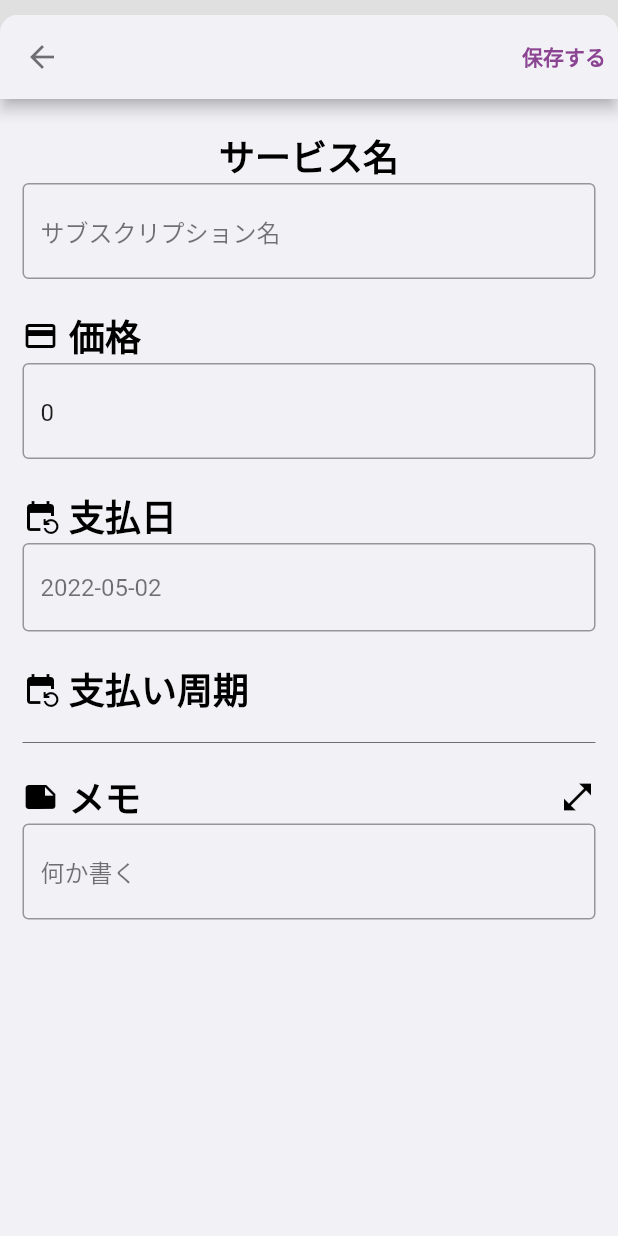
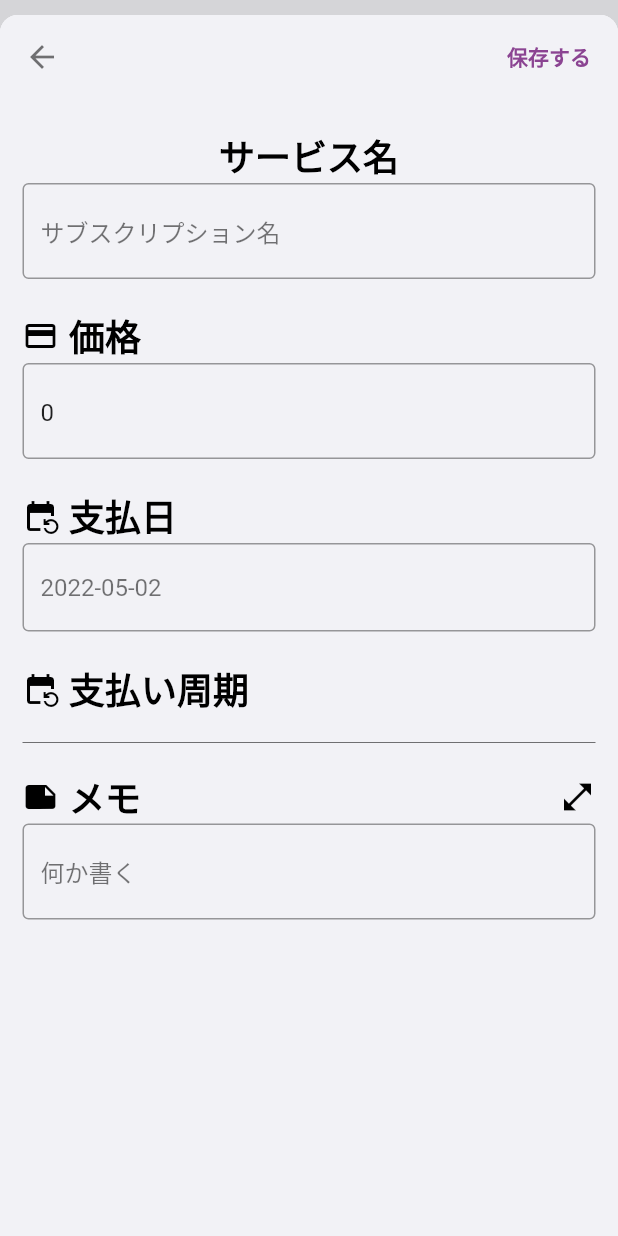
Before and after one commit to ushmz/subsuke, a Flutter app: the screen it shows after launch, after a tap on the "add" icon, on a phone screen of 412 x 824 dp. Run offline on Flutter 3.47's test engine with Material 2 defaults, Android fonts, the phone set to English and light mode, and no system bars; our stand-ins replace flutter_slidable, modal_bottom_sheet, rxdart, settings_ui, share_plus, shared_preferences and 1 more; accounts and stored records are empty.

Commit message:
:lipstick: update appearances

```diff
--- a/lib/main.dart
+++ b/lib/main.dart
@@ -33,14 +33,14 @@ class MyApp extends StatelessWidget {
           backgroundColor: Color(0xFFFFFFFF),
           scaffoldBackgroundColor: Color(0xFFF2F2F6),
           appBarTheme: AppBarTheme(
-              backgroundColor: Color(0xFFFFFFFF),
+              backgroundColor: Color(0xFFF2F2F6),
               foregroundColor: Color(0xFF000000)),
           bottomAppBarColor: Color(0xFFFFFFFF),
           iconTheme: IconThemeData(color: Colors.black),
           cardTheme: CardTheme(
               color: Color(0xFFFFFFFF),
               clipBehavior: Clip.antiAlias,
-              shadowColor: Colors.white10,
+              shadowColor: Colors.black12,
               shape: RoundedRectangleBorder(
                   borderRadius: BorderRadius.circular(12))),
           textTheme: TextTheme(
@@ -53,17 +53,17 @@ class MyApp extends StatelessWidget {
           primaryColor: Color(0xFF9A57A2),
           hintColor: Colors.white54,
           hoverColor: Colors.white54,
-          backgroundColor: Color(0xFF1C1C1E),
+          backgroundColor: Color(0xFF212121),
           scaffoldBackgroundColor: Color(0xFF000000),
           appBarTheme: AppBarTheme(
-              backgroundColor: Color(0xFF212121),
+              backgroundColor: Color(0xFF000000),
               foregroundColor: Color(0xFFFFFFFF)),
           bottomAppBarColor: Color(0xFF212121),
           iconTheme: IconThemeData(color: Colors.white),
           cardTheme: CardTheme(
               color: Color(0xFF1C1C1E),
               clipBehavior: Clip.antiAlias,
-              shadowColor: Colors.white10,
+              shadowColor: Colors.transparent,
               shape: RoundedRectangleBorder(
                   borderRadius: BorderRadius.circular(12))),
           textTheme: TextTheme(
--- a/lib/ui/components/pages/add.dart
+++ b/lib/ui/components/pages/add.dart
@@ -145,9 +145,12 @@ class AddPage extends StatelessWidget {
     return Scaffold(
         appBar: AppBar(
           backgroundColor: Theme.of(context).scaffoldBackgroundColor,
+          elevation: 0,
           iconTheme: IconThemeData(color: Theme.of(context).hintColor),
           actions: [
-            TextButton(
+            Padding(
+              padding: EdgeInsets.symmetric(horizontal: 10),
+              child: TextButton(
                 child: Text(
                   "保存する",
                   style: TextStyle(
@@ -166,6 +169,7 @@ class AddPage extends StatelessWidget {
                   updateItems();
                   Navigator.pop(context);
                 },
+              ),
             ),
           ],
         ),
--- a/lib/ui/components/pages/edit.dart
+++ b/lib/ui/components/pages/edit.dart
@@ -146,9 +146,12 @@ class EditPage extends StatelessWidget {
     return Scaffold(
         appBar: AppBar(
           backgroundColor: Theme.of(context).scaffoldBackgroundColor,
+          elevation: 0,
           iconTheme: IconThemeData(color: Theme.of(context).hintColor),
           actions: [
-            TextButton(
+            Padding(
+                padding: EdgeInsets.symmetric(horizontal: 10),
+                child: TextButton(
                   child: Text(
                     "保存する",
                     style: TextStyle(
@@ -157,7 +160,8 @@ class EditPage extends StatelessWidget {
                     ),
                   ),
                   onPressed: () {
-                DBProvider.instance?.updateSubscriptionItem(SubscriptionItem(
+                    DBProvider.instance
+                        ?.updateSubscriptionItem(SubscriptionItem(
                       item.id,
                       bloc.getName,
                       bloc.getPrice,
@@ -167,7 +171,7 @@ class EditPage extends StatelessWidget {
                     updateItems();
                     Navigator.pop(context);
                   },
-            ),
+                )),
           ],
         ),
         body: Column(
--- a/lib/ui/components/pages/list.dart
+++ b/lib/ui/components/pages/list.dart
@@ -7,7 +7,7 @@ import 'package:subsuke/blocs/subscription_item_bloc.dart';
 import 'package:subsuke/db/db_provider.dart';
 import 'package:subsuke/models/subsc.dart';
 import 'package:subsuke/ui/components/pages/edit.dart';
-import 'package:subsuke/ui/components/ui_parts/price_tabbar_view.dart';
+import 'package:subsuke/ui/components/templates/price_tabbar_view.dart';
 import 'package:subsuke/ui/components/ui_parts/subscription_list_item.dart';
 
 class ListPage extends StatelessWidget {
@@ -27,8 +27,6 @@ class ListPage extends StatelessWidget {
             return Center(child: CircularProgressIndicator());
           default:
             return Container(
-              child: DefaultTextStyle(
-                style: Theme.of(context).textTheme.bodyText1!,
               child: Column(
                 children: [
                   Expanded(
@@ -52,8 +50,7 @@ class ListPage extends StatelessWidget {
                                 flex: 1,
                                 onPressed: (BuildContext c) =>
                                     bloc.delete(item.id),
-                                  backgroundColor:
-                                      Theme.of(context).primaryColor,
+                                backgroundColor: Theme.of(context).primaryColor,
                                 icon: Icons.delete,
                                 label: "削除",
                               )
@@ -67,8 +64,7 @@ class ListPage extends StatelessWidget {
                                     Provider<EditScreenBloc>(
                                   create: (ctx) => EditScreenBloc(),
                                   dispose: (ctx, bloc) => bloc.dispose(),
-                                    child:
-                                        EditPage(item, () => bloc.getItems()),
+                                  child: EditPage(item, () => bloc.getItems()),
                                 ),
                               );
                             },
@@ -80,7 +76,6 @@ class ListPage extends StatelessWidget {
                   ),
                 ],
               ),
-              ),
             );
         }
       },
--- a/lib/ui/components/templates/edit_form_group.dart
+++ b/lib/ui/components/templates/edit_form_group.dart
@@ -4,10 +4,10 @@ import 'package:intl/intl.dart';
 import 'package:provider/provider.dart';
 
 import 'package:subsuke/blocs/edit_screen_bloc.dart';
+import 'package:subsuke/blocs/subscription_item_bloc.dart';
 import 'package:subsuke/models/subsc.dart';
 import 'package:subsuke/ui/components/ui_parts/icon_header.dart';
 
-import '../../../blocs/subscription_item_bloc.dart';
 
 typedef TextFieldBuilder<T> = Widget Function(
   BuildContext ctx,
--- a/lib/ui/components/ui_parts/price_tabbar_view.dart
+++ b/lib/ui/components/templates/price_tabbar_view.dart
@@ -7,7 +7,8 @@ class PriceInfoTabView extends StatelessWidget {
 
   PriceInfoTabView(this.items);
 
-  List<Widget> priceInfoBuilder(List<SubscriptionItem> items) {
+  List<Widget> priceInfoBuilder(
+      BuildContext context, List<SubscriptionItem> items) {
     int daily = 0;
     int weekly = 0;
     int monthly = 0;
@@ -54,38 +55,44 @@ class PriceInfoTabView extends StatelessWidget {
     });
 
     return [
-      Padding(
-        padding: EdgeInsets.all(12),
-        child: PriceCard(daily, PaymentInterval.Daily),
-      ),
-      Padding(
-        padding: EdgeInsets.all(12),
-        child: PriceCard(weekly, PaymentInterval.Weekly),
-      ),
-      Padding(
-        padding: EdgeInsets.all(12),
-        child: PriceCard(monthly, PaymentInterval.Monthly),
-      ),
-      Padding(
-        padding: EdgeInsets.all(12),
-        child: PriceCard(yearly, PaymentInterval.Yearly),
-      ),
-    ];
+      PriceCard(daily, PaymentInterval.Daily),
+      PriceCard(weekly, PaymentInterval.Weekly),
+      PriceCard(monthly, PaymentInterval.Monthly),
+      PriceCard(yearly, PaymentInterval.Yearly),
+    ]
+        .map(
+          (w) => Padding(
+            padding: EdgeInsets.all(12),
+            child: Container(
+                decoration: BoxDecoration(
+                  boxShadow: [
+                    BoxShadow(
+                      color: Theme.of(context).cardTheme.shadowColor!,
+                      spreadRadius: 0.1,
+                      blurRadius: 7.0,
+                      offset: Offset(0, 5.0),
+                    )
+                  ],
+                ),
+                child: w),
+          ),
+        )
+        .toList();
   }
 
   @override
-  Widget build(BuildContext ctx) {
+  Widget build(BuildContext context) {
     return DefaultTabController(
       length: 4,
-      child: Builder(
-        builder: (BuildContext context) => Padding(
+      child: Container(
+        child: Padding(
           padding: EdgeInsets.all(8.0),
           child: Column(
             children: [
               Expanded(
                 flex: 5,
                 child: TabBarView(
-                  children: priceInfoBuilder(items),
+                  children: priceInfoBuilder(context, items),
                 ),
               ),
               Expanded(
--- /dev/null
+++ b/lib/ui/components/ui_parts/app_bar.dart
@@ -0,0 +1,27 @@
+import 'dart:io';
+
+import 'package:flutter/cupertino.dart';
+import 'package:flutter/material.dart';
+
+class MainAppBar extends StatelessWidget {
+  @override
+  Widget build(BuildContext context) {
+    final resolvedTheme = Theme.of(context);
+    if (Platform.isIOS) {
+      return CupertinoNavigationBar(
+        middle: Text("Subsuke"),
+        brightness: Theme.of(context).brightness,
+      );
+    } else {
+      return AppBar(
+        title: Text(
+          'Subsuke',
+          style: TextStyle(
+            color: resolvedTheme.appBarTheme.foregroundColor,
+          ),
+        ),
+        backgroundColor: resolvedTheme.appBarTheme.backgroundColor,
+      );
+    }
+  }
+}
--- a/lib/ui/components/ui_parts/price_card.dart
+++ b/lib/ui/components/ui_parts/price_card.dart
@@ -10,16 +10,7 @@ class PriceCard extends StatelessWidget {
   @override
   Widget build(BuildContext context) {
     final resolvedTheme = Theme.of(context);
-    return Container(
-      decoration: BoxDecoration(boxShadow: [
-        BoxShadow(
-          color: resolvedTheme.cardTheme.shadowColor!,
-          /* spreadRadius: 5.0, */
-          blurRadius: 7.0,
-          offset: Offset(0, 5.0),
-        )
-      ]),
-      child: Card(
+    return Card(
       color: resolvedTheme.cardTheme.color,
       shape: resolvedTheme.cardTheme.shape,
       shadowColor: resolvedTheme.cardTheme.shadowColor,
@@ -67,7 +58,6 @@ class PriceCard extends StatelessWidget {
           ],
         ),
       ),
-      ),
     );
   }
 }
--- a/lib/ui/entrypoints/home.dart
+++ b/lib/ui/entrypoints/home.dart
@@ -26,6 +26,12 @@ class HomeScreen extends StatelessWidget {
               ),
             ),
             backgroundColor: resolvedTheme.appBarTheme.backgroundColor,
+            elevation: 0,
+            actions: [
+              Padding(
+                  padding: EdgeInsets.symmetric(horizontal: 20),
+                  child: Icon(Icons.notifications_none, size: 28,))
+            ],
           ),
           floatingActionButton: FloatingActionButton(
             child: Icon(
@@ -36,12 +42,12 @@ class HomeScreen extends StatelessWidget {
             backgroundColor: resolvedTheme.backgroundColor,
             hoverColor: resolvedTheme.hoverColor,
             hoverElevation: 1.5,
-            shape: StadiumBorder(
-              side: BorderSide(
-                color: resolvedTheme.primaryColor,
-                width: 2,
-              ),
-            ),
+            /* shape: StadiumBorder( */
+            /*   side: BorderSide( */
+            /*     color: resolvedTheme.primaryColor, */
+            /*     width: 2, */
+            /*   ), */
+            /* ), */
             elevation: 12,
             onPressed: () {
               showCupertinoModalBottomSheet(
```
Lines whose indentation alone changed are shown as unchanged.
